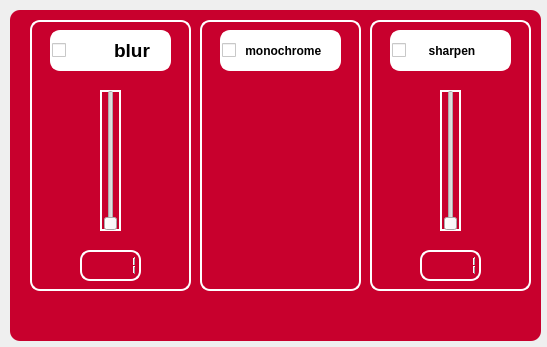
andrey-blight/Face_Detect, file Design/filters.ui: the form before one commit.
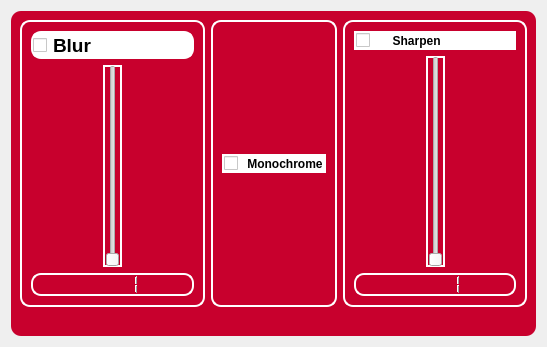
The form after the commit.

The edit to the form file:
```diff
--- a/Design/filters.ui
+++ b/Design/filters.ui
@@ -13,15 +13,9 @@
   <property name="windowTitle">
    <string>Form</string>
   </property>
+  <layout class="QHBoxLayout" name="horizontalLayout">
+   <item>
   <widget class="QFrame" name="frame">
-   <property name="geometry">
-    <rect>
-     <x>10</x>
-     <y>10</y>
-     <width>531</width>
-     <height>331</height>
-    </rect>
-   </property>
    <property name="styleSheet">
     <string notr="true">QFrame{
 background: rgb(200, 0, 45);
@@ -35,15 +29,11 @@
    <property name="frameShadow">
     <enum>QFrame::Raised</enum>
    </property>
+     <layout class="QVBoxLayout" name="verticalLayout_6">
+      <item>
+       <layout class="QHBoxLayout" name="horizontalLayout_2">
+        <item>
    <widget class="QFrame" name="frame_2">
-    <property name="geometry">
-     <rect>
-      <x>20</x>
-      <y>10</y>
-      <width>161</width>
-      <height>271</height>
-     </rect>
-    </property>
     <property name="styleSheet">
      <string notr="true">    border: 2px solid #fff; /* Белая рамка */</string>
     </property>
@@ -53,15 +43,11 @@
     <property name="frameShadow">
      <enum>QFrame::Raised</enum>
     </property>
+          <layout class="QVBoxLayout" name="verticalLayout_2">
+           <item>
+            <layout class="QVBoxLayout" name="verticalLayout">
+             <item>
     <widget class="QCheckBox" name="blur">
-     <property name="geometry">
-      <rect>
-       <x>20</x>
-       <y>10</y>
-       <width>121</width>
-       <height>41</height>
-      </rect>
-     </property>
      <property name="font">
       <font>
        <pointsize>14</pointsize>
@@ -74,18 +60,27 @@
     border-radius: 10px;</string>
      </property>
      <property name="text">
-      <string>        blur</string>
-     </property>
-    </widget>
+                <string>Blur</string>
+               </property>
+              </widget>
+             </item>
+             <item>
+              <layout class="QHBoxLayout" name="horizontalLayout_3">
+               <item>
+                <spacer name="horizontalSpacer">
+                 <property name="orientation">
+                  <enum>Qt::Horizontal</enum>
+                 </property>
+                 <property name="sizeHint" stdset="0">
+                  <size>
+                   <width>40</width>
+                   <height>20</height>
+                  </size>
+                 </property>
+                </spacer>
+               </item>
+               <item>
     <widget class="QSlider" name="slider_blur">
-     <property name="geometry">
-      <rect>
-       <x>70</x>
-       <y>70</y>
-       <width>21</width>
-       <height>141</height>
-      </rect>
-     </property>
      <property name="styleSheet">
       <string notr="true"/>
      </property>
@@ -102,29 +97,36 @@
       <enum>Qt::Vertical</enum>
      </property>
     </widget>
+               </item>
+               <item>
+                <spacer name="horizontalSpacer_2">
+                 <property name="orientation">
+                  <enum>Qt::Horizontal</enum>
+                 </property>
+                 <property name="sizeHint" stdset="0">
+                  <size>
+                   <width>40</width>
+                   <height>20</height>
+                  </size>
+                 </property>
+                </spacer>
+               </item>
+              </layout>
+             </item>
+             <item>
     <widget class="QLCDNumber" name="lcdNumber_blur">
-     <property name="geometry">
-      <rect>
-       <x>50</x>
-       <y>230</y>
-       <width>61</width>
-       <height>31</height>
-      </rect>
-     </property>
      <property name="intValue" stdset="0">
       <number>1</number>
      </property>
     </widget>
-   </widget>
+             </item>
+            </layout>
+           </item>
+          </layout>
+         </widget>
+        </item>
+        <item>
    <widget class="QFrame" name="frame_3">
-    <property name="geometry">
-     <rect>
-      <x>190</x>
-      <y>10</y>
-      <width>161</width>
-      <height>271</height>
-     </rect>
-    </property>
     <property name="styleSheet">
      <string notr="true">    border: 2px solid #fff; /* Белая рамка */</string>
     </property>
@@ -134,15 +136,9 @@
     <property name="frameShadow">
      <enum>QFrame::Raised</enum>
     </property>
+          <layout class="QVBoxLayout" name="verticalLayout_3">
+           <item>
     <widget class="QCheckBox" name="monochrome">
-     <property name="geometry">
-      <rect>
-       <x>20</x>
-       <y>10</y>
-       <width>121</width>
-       <height>41</height>
-      </rect>
-     </property>
      <property name="font">
       <font>
        <weight>75</weight>
@@ -154,19 +150,15 @@
     border-radius: 10px;</string>
      </property>
      <property name="text">
-      <string> monochrome</string>
-     </property>
-    </widget>
-   </widget>
+              <string> Monochrome</string>
+             </property>
+            </widget>
+           </item>
+          </layout>
+         </widget>
+        </item>
+        <item>
    <widget class="QFrame" name="frame_4">
-    <property name="geometry">
-     <rect>
-      <x>360</x>
-      <y>10</y>
-      <width>161</width>
-      <height>271</height>
-     </rect>
-    </property>
     <property name="styleSheet">
      <string notr="true">    border: 2px solid #fff; /* Белая рамка */</string>
     </property>
@@ -176,15 +168,11 @@
     <property name="frameShadow">
      <enum>QFrame::Raised</enum>
     </property>
+          <layout class="QVBoxLayout" name="verticalLayout_5">
+           <item>
+            <layout class="QVBoxLayout" name="verticalLayout_4">
+             <item>
     <widget class="QCheckBox" name="sharpen">
-     <property name="geometry">
-      <rect>
-       <x>20</x>
-       <y>10</y>
-       <width>121</width>
-       <height>41</height>
-      </rect>
-     </property>
      <property name="font">
       <font>
        <weight>75</weight>
@@ -196,18 +184,27 @@
     border-radius: 10px;</string>
      </property>
      <property name="text">
-      <string>     sharpen</string>
-     </property>
-    </widget>
+                <string>     Sharpen</string>
+               </property>
+              </widget>
+             </item>
+             <item>
+              <layout class="QHBoxLayout" name="horizontalLayout_4">
+               <item>
+                <spacer name="horizontalSpacer_4">
+                 <property name="orientation">
+                  <enum>Qt::Horizontal</enum>
+                 </property>
+                 <property name="sizeHint" stdset="0">
+                  <size>
+                   <width>40</width>
+                   <height>20</height>
+                  </size>
+                 </property>
+                </spacer>
+               </item>
+               <item>
     <widget class="QSlider" name="slider_sharpen">
-     <property name="geometry">
-      <rect>
-       <x>70</x>
-       <y>70</y>
-       <width>21</width>
-       <height>141</height>
-      </rect>
-     </property>
      <property name="styleSheet">
       <string notr="true"/>
      </property>
@@ -224,29 +221,38 @@
       <enum>Qt::Vertical</enum>
      </property>
     </widget>
+               </item>
+               <item>
+                <spacer name="horizontalSpacer_3">
+                 <property name="orientation">
+                  <enum>Qt::Horizontal</enum>
+                 </property>
+                 <property name="sizeHint" stdset="0">
+                  <size>
+                   <width>40</width>
+                   <height>20</height>
+                  </size>
+                 </property>
+                </spacer>
+               </item>
+              </layout>
+             </item>
+             <item>
     <widget class="QLCDNumber" name="lcdNumber_sharpen">
-     <property name="geometry">
-      <rect>
-       <x>50</x>
-       <y>230</y>
-       <width>61</width>
-       <height>31</height>
-      </rect>
-     </property>
      <property name="intValue" stdset="0">
       <number>1</number>
      </property>
     </widget>
-   </widget>
+             </item>
+            </layout>
+           </item>
+          </layout>
+         </widget>
+        </item>
+       </layout>
+      </item>
+      <item>
    <widget class="QPushButton" name="accept_btn">
-    <property name="geometry">
-     <rect>
-      <x>250</x>
-      <y>290</y>
-      <width>41</width>
-      <height>31</height>
-     </rect>
-    </property>
     <property name="styleSheet">
      <string notr="true">border-radius: 15px;
 background: rgb(200, 0, 45);</string>
@@ -261,11 +267,15 @@
      </size>
     </property>
    </widget>
+      </item>
+     </layout>
    <zorder>frame_4</zorder>
    <zorder>frame_3</zorder>
    <zorder>frame_2</zorder>
    <zorder>accept_btn</zorder>
   </widget>
+   </item>
+  </layout>
  </widget>
  <resources/>
  <connections/>
```
Left out of the diff: 2 changed lines with no effect on the pictures. Lines whose indentation alone changed are shown as unchanged.
